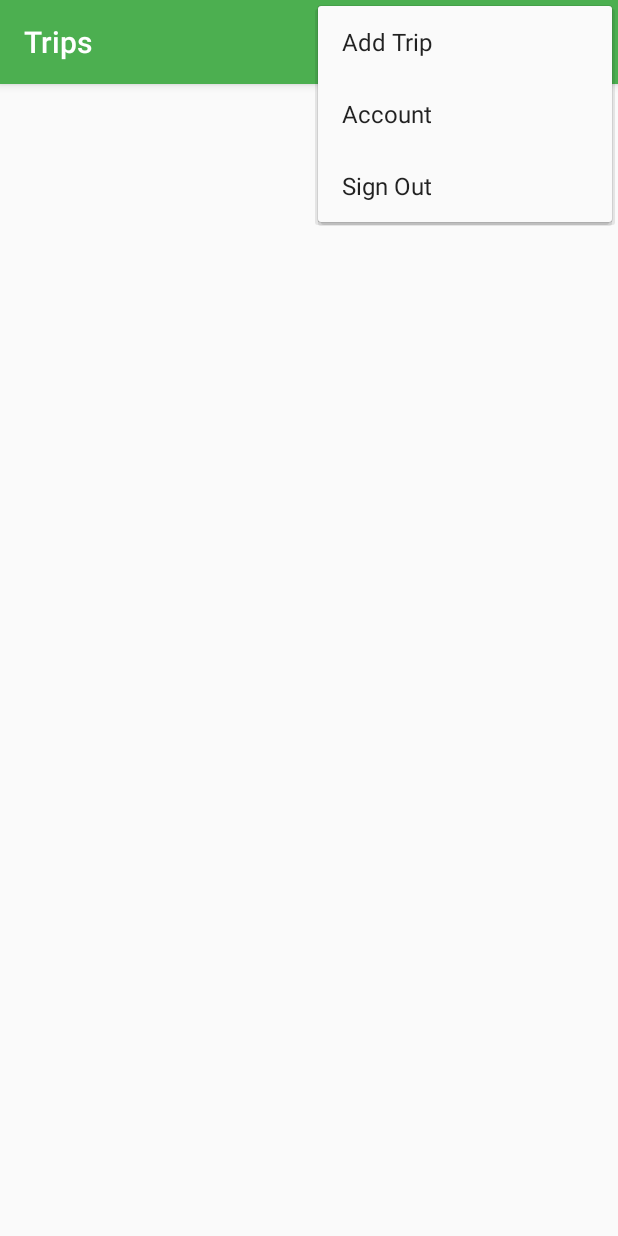
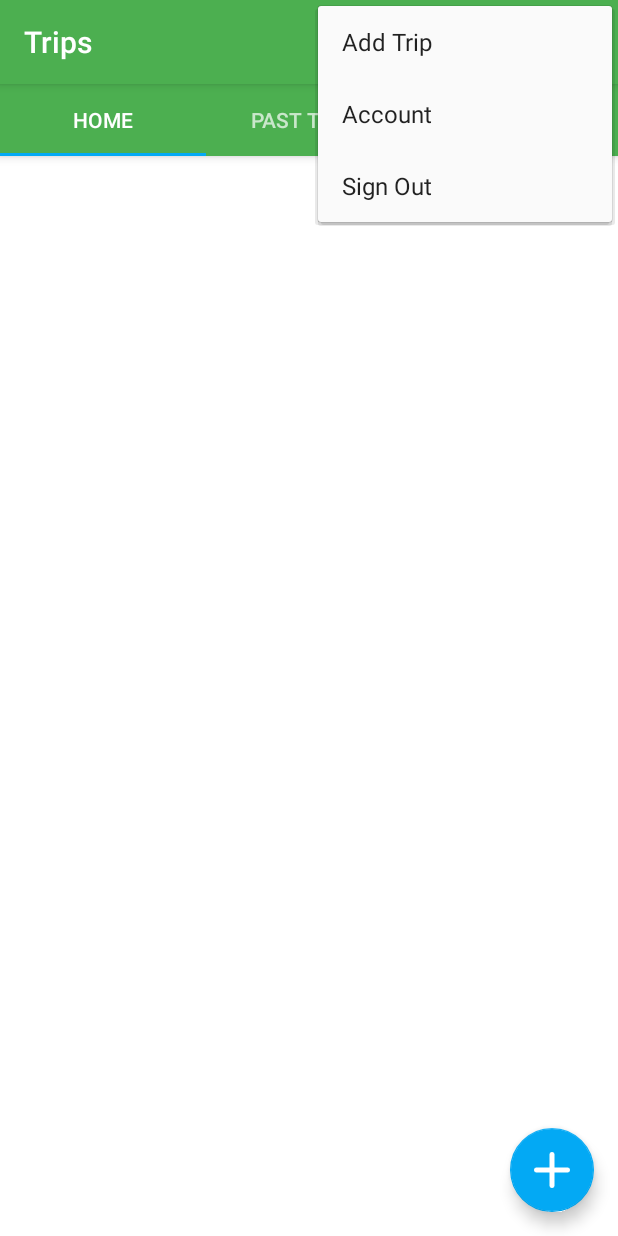
Before and after one commit to Yash007/Carpool-Demo, an Android app: the DriverHomeActivity screen opened directly, with no data from a screen before it, with the options menu open, on a phone screen of 412 x 824 dp. Run offline under Robolectric (Android 15) with nearby library versions, the phone set to English and light mode, and no system bars.

Commit message:
[ADD][DESIGN][CODE] Fragments for Tab activity and Google Autocomplete Place API integration

```diff
--- a/app/build.gradle
+++ b/app/build.gradle
@@ -23,7 +23,9 @@ dependencies {
     implementation 'com.android.support:appcompat-v7:27.1.1'
     implementation 'com.android.support.constraint:constraint-layout:1.1.2'
     implementation 'com.android.support:support-v4:27.1.1'
+    implementation 'com.android.support:design:27.1.1'
     testImplementation 'junit:junit:4.12'
     androidTestImplementation 'com.android.support.test:runner:1.0.2'
     androidTestImplementation 'com.android.support.test.espresso:espresso-core:3.0.2'
+    compile 'com.google.android.gms:play-services:11.8.0'
 }
--- a/app/src/main/AndroidManifest.xml
+++ b/app/src/main/AndroidManifest.xml
@@ -12,6 +12,9 @@
         android:label="@string/app_name"
         android:supportsRtl="true"
         android:theme="@style/AppTheme">
+        <meta-data
+            android:name="com.google.android.geo.API_KEY"
+            android:value="AIzaSyAbNFIGMVs9FNmM3mMSL0yLi0hi-icIDJQ" />
         <activity android:name=".MainActivity">
             <intent-filter>
                 <action android:name="android.intent.action.MAIN" />
--- a/app/src/main/java/harsh/keshwala/com/carpool/DriverHomeActivity.java
+++ b/app/src/main/java/harsh/keshwala/com/carpool/DriverHomeActivity.java
@@ -2,6 +2,9 @@ package harsh.keshwala.com.carpool;
 
 import android.content.Intent;
 import android.os.Bundle;
+import android.support.design.widget.TabLayout;
+import android.support.v4.view.PagerAdapter;
+import android.support.v4.view.ViewPager;
 import android.support.v7.app.AppCompatActivity;
 import android.view.Menu;
 import android.view.MenuInflater;
@@ -15,6 +18,40 @@ public class DriverHomeActivity extends AppCompatActivity {
     protected void onCreate(Bundle savedInstanceState) {
         super.onCreate(savedInstanceState);
         setContentView(R.layout.activity_driver_home);
+
+
+        TabLayout tabLayout = (TabLayout) findViewById(R.id.tabs);
+
+        tabLayout.addTab(tabLayout.newTab().setText("Home"));
+        tabLayout.addTab(tabLayout.newTab().setText("Past Trips"));
+        tabLayout.addTab(tabLayout.newTab().setText("Requests"));
+        tabLayout.setTabGravity(TabLayout.GRAVITY_FILL);
+
+        final ViewPager viewPager = (ViewPager) findViewById(R.id.viewpager);
+        final PagerAdapter pagerAdapter = new TabPageAdapter(getSupportFragmentManager(), tabLayout.getTabCount());
+
+        viewPager.setAdapter(pagerAdapter);
+        viewPager.addOnPageChangeListener(new TabLayout.TabLayoutOnPageChangeListener(tabLayout));
+        tabLayout.setOnTabSelectedListener(new TabLayout.OnTabSelectedListener() {
+           @Override
+           public void onTabSelected(TabLayout.Tab tab) {
+               viewPager.setCurrentItem(tab.getPosition());
+           }
+
+           @Override
+           public void onTabUnselected(TabLayout.Tab tab) {
+
+           }
+
+           @Override
+           public void onTabReselected(TabLayout.Tab tab) {
+
+           }
+
+       });
+
+
+
     }
 
     @Override
--- /dev/null
+++ b/app/src/main/java/harsh/keshwala/com/carpool/DriverHomeFragment.java
@@ -0,0 +1,45 @@
+package harsh.keshwala.com.carpool;
+
+import android.app.Activity;
+import android.content.Intent;
+import android.os.Bundle;
+import android.support.annotation.NonNull;
+import android.support.annotation.Nullable;
+import android.support.design.widget.FloatingActionButton;
+import android.support.v4.app.Fragment;
+import android.view.LayoutInflater;
+import android.view.View;
+import android.view.ViewGroup;
+
+
+public class DriverHomeFragment extends Fragment {
+    FloatingActionButton createTrip;
+    Activity context;
+    public DriverHomeFragment() {
+
+    }
+
+    @Override
+    public void onStart() {
+        super.onStart();
+
+        createTrip = (FloatingActionButton) context.findViewById(R.id.createTripButtonFloatingButton);
+        createTrip.setOnClickListener(new View.OnClickListener() {
+            @Override
+            public void onClick(View view) {
+                Intent intent = new Intent(context,DriverCreateTrip.class);
+                startActivity(intent);
+            }
+        });
+    }
+
+    @Nullable
+    @Override
+    public View onCreateView(@NonNull LayoutInflater inflater, @Nullable ViewGroup container, @Nullable Bundle savedInstanceState) {
+        context = getActivity();
+        View view =  inflater.inflate(R.layout.fragment_driver_home,container,false);
+        return  view;
+    }
+
+
+}
--- /dev/null
+++ b/app/src/main/java/harsh/keshwala/com/carpool/DriverPastTripsFragment.java
@@ -0,0 +1,28 @@
+package harsh.keshwala.com.carpool;
+
+import android.os.Bundle;
+import android.support.annotation.NonNull;
+import android.support.annotation.Nullable;
+import android.support.v4.app.Fragment;
+import android.view.LayoutInflater;
+import android.view.View;
+import android.view.ViewGroup;
+
+
+public class DriverPastTripsFragment extends Fragment {
+
+    public DriverPastTripsFragment()    {
+
+    }
+
+    @Override
+    public void onCreate(@Nullable Bundle savedInstanceState) {
+        super.onCreate(savedInstanceState);
+    }
+
+    @Nullable
+    @Override
+    public View onCreateView(@NonNull LayoutInflater inflater, @Nullable ViewGroup container, @Nullable Bundle savedInstanceState) {
+        return inflater.inflate(R.layout.fragment_driver_past_trips,container,false);
+    }
+}
--- /dev/null
+++ b/app/src/main/java/harsh/keshwala/com/carpool/TabPageAdapter.java
@@ -0,0 +1,40 @@
+package harsh.keshwala.com.carpool;
+
+import android.support.v4.app.Fragment;
+import android.support.v4.app.FragmentManager;
+import android.support.v4.app.FragmentStatePagerAdapter;
+
+public class TabPageAdapter extends FragmentStatePagerAdapter {
+
+
+    int tabCount;
+
+    public TabPageAdapter(FragmentManager fm, int numebrOfTabs) {
+        super(fm);
+        this.tabCount = numebrOfTabs;
+    }
+
+    @Override
+    public Fragment getItem(int position) {
+        switch (position) {
+            case 0:
+                DriverHomeFragment driverHomeFragment = new DriverHomeFragment();
+                return driverHomeFragment;
+            case 1:
+                DriverPastTripsFragment driverPastTripsFragment = new DriverPastTripsFragment();
+                return driverPastTripsFragment;
+            case 2:
+                DriverRequestsFragment driverRequestsFragment = new DriverRequestsFragment();
+                return driverRequestsFragment;
+            default:
+                return null;
+        }
+    }
+
+    @Override
+    public int getCount() {
+        return tabCount;
+    }
+
+
+}
--- a/app/src/main/res/layout/activity_driver_create_trip.xml
+++ b/app/src/main/res/layout/activity_driver_create_trip.xml
@@ -47,6 +47,8 @@
                 android:layout_weight="10"
                 android:hint="@string/source"
                 android:maxLength="50"
+                android:focusable="false"
+                android:focusableInTouchMode="false"
                 />
         </TableRow>
 
@@ -69,6 +71,8 @@
                 android:layout_weight="10"
                 android:hint="@string/destination"
                 android:maxLength="50"
+                android:focusable="false"
+                android:focusableInTouchMode="false"
                 />
         </TableRow>
 
--- a/app/src/main/res/layout/activity_driver_home.xml
+++ b/app/src/main/res/layout/activity_driver_home.xml
@@ -1,18 +1,32 @@
-<RelativeLayout xmlns:android="http://schemas.android.com/apk/res/android"
+<android.support.design.widget.CoordinatorLayout xmlns:android="http://schemas.android.com/apk/res/android"
+    xmlns:app="http://schemas.android.com/apk/res-auto"
     xmlns:tools="http://schemas.android.com/tools"
     android:layout_width="match_parent"
     android:layout_height="match_parent"
     tools:context=".DriverHomeActivity"
     >
 
-    <ListView
-        android:id="@+id/playerList"
+    <android.support.design.widget.AppBarLayout
+        android:layout_width="match_parent"
+        android:layout_height="wrap_content"
+        android:theme="@style/ThemeOverlay.AppCompat.Dark.ActionBar"
+        >
+
+
+        <android.support.design.widget.TabLayout
+            android:id="@+id/tabs"
+            android:layout_width="match_parent"
+            android:layout_height="wrap_content"
+            app:tabMode="fixed"
+            app:tabGravity="fill"/>
+    </android.support.design.widget.AppBarLayout>
+
+    <android.support.v4.view.ViewPager
+        android:id="@+id/viewpager"
         android:layout_width="match_parent"
         android:layout_height="match_parent"
-        android:layout_centerHorizontal="true"
-        android:layout_centerVertical="true"
-        android:layout_margin="5dp"
-        android:elevation="3dp"
-        android:dividerHeight="5dp"/>
+        app:layout_behavior="@string/appbar_scrolling_view_behavior"/>
 
-</RelativeLayout>
+
+
+</android.support.design.widget.CoordinatorLayout>
--- a/app/src/main/res/layout/activity_driver_login.xml
+++ b/app/src/main/res/layout/activity_driver_login.xml
@@ -49,6 +49,7 @@
                 android:padding="10dp"
                 android:layout_weight="10"
                 android:hint="@string/driverEmail"
+                android:text="james@gmail.com"
                 android:maxLength="50"
                 />
 
@@ -74,6 +75,7 @@
                 android:padding="10dp"
                 android:layout_weight="10"
                 android:hint="@string/password"
+                android:text="yash007"
                 android:maxLength="50"
                 />
 
--- /dev/null
+++ b/app/src/main/res/layout/fragment_driver_home.xml
@@ -0,0 +1,22 @@
+<?xml version="1.0" encoding="utf-8"?>
+<android.support.design.widget.CoordinatorLayout xmlns:android="http://schemas.android.com/apk/res/android"
+    xmlns:tools="http://schemas.android.com/tools"
+    android:layout_width="match_parent"
+    android:layout_height="match_parent"
+    tools:context=".DriverHomeFragment"
+    android:background="@color/colorText"
+    >
+
+
+
+    <android.support.design.widget.FloatingActionButton
+        android:id="@+id/createTripButtonFloatingButton"
+        android:layout_width="wrap_content"
+        android:layout_height="wrap_content"
+        android:layout_margin="16dp"
+        android:clickable="true"
+        android:src="@drawable/add"
+        android:layout_gravity="bottom|end"
+        />
+
+</android.support.design.widget.CoordinatorLayout>
--- a/app/src/main/res/values/strings.xml
+++ b/app/src/main/res/values/strings.xml
@@ -32,4 +32,7 @@
     <string name="time">Time</string>
     <string name="expense">Expense</string>
 
+    <!-- TODO: Remove or change this placeholder text -->
+    <string name="hello_blank_fragment">Hello blank fragment</string>
+
 </resources>
```
Also changed, not shown: app/src/main/java/harsh/keshwala/com/carpool/DriverCreateTrip.java (+85 -1 lines), app/src/main/java/harsh/keshwala/com/carpool/DriverRequestsFragment.java (added, +28 -0 lines), app/src/main/res/layout/fragment_driver_past_trips.xml (added, +13 -0 lines), app/src/main/res/layout/fragment_driver_requests.xml (added, +14 -0 lines).
